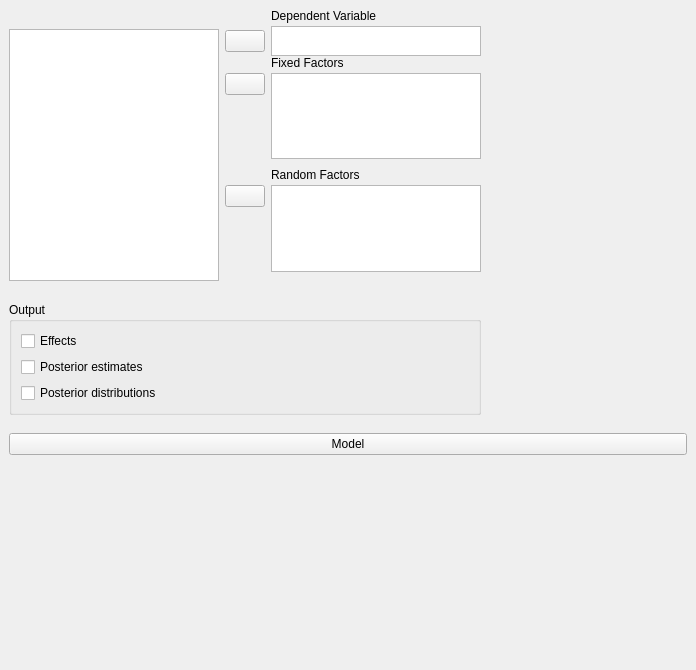
Before: the Qt Designer form JASP-Desktop/analysisforms/anovabayesianform.ui in jasp-stats/jasp-desktop, drawn with Qt 5.
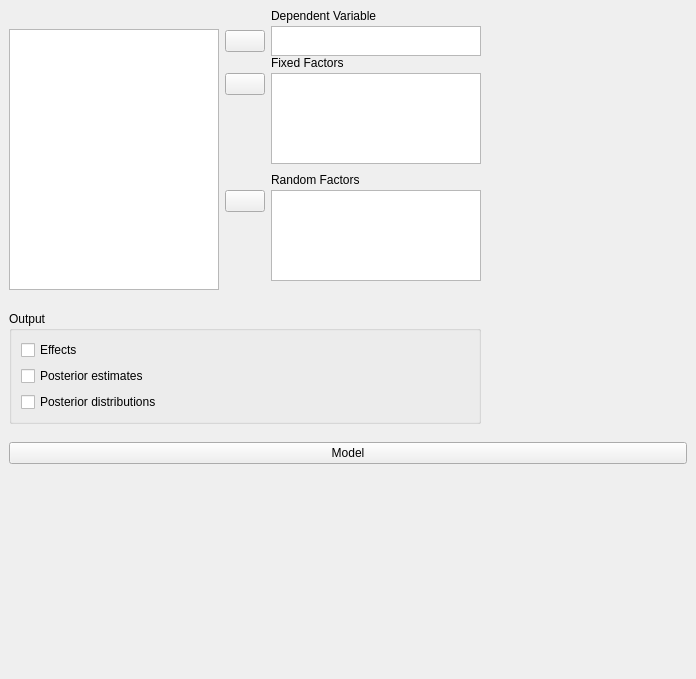
After: the same form once the commit is applied. Custom widgets are drawn as their Qt base class.

Commit message:
Bayesian ANOVA: temporary hiding of options
until the appropriate R code is working

```diff
--- a/JASP-Desktop/analysisforms/anovabayesianform.ui
+++ b/JASP-Desktop/analysisforms/anovabayesianform.ui
@@ -7,7 +7,7 @@
     <x>0</x>
     <y>0</y>
     <width>696</width>
-    <height>670</height>
+    <height>679</height>
    </rect>
   </property>
   <property name="windowTitle">
```
Left out of the diff: 2 changed lines with no effect on the pictures. The commit also changes 1 other file.
